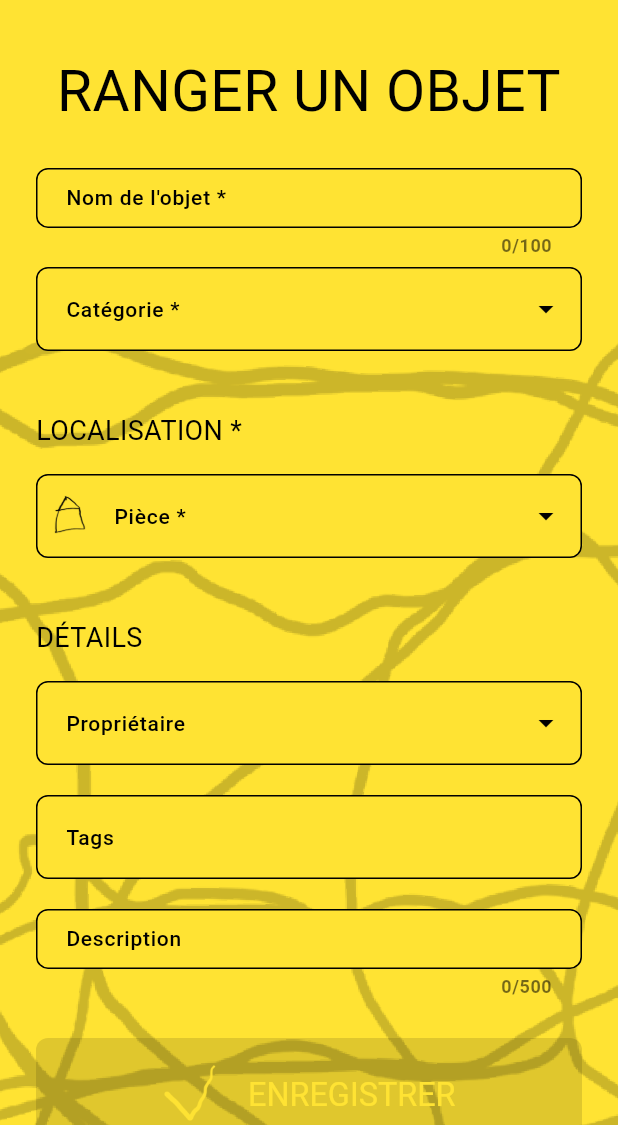
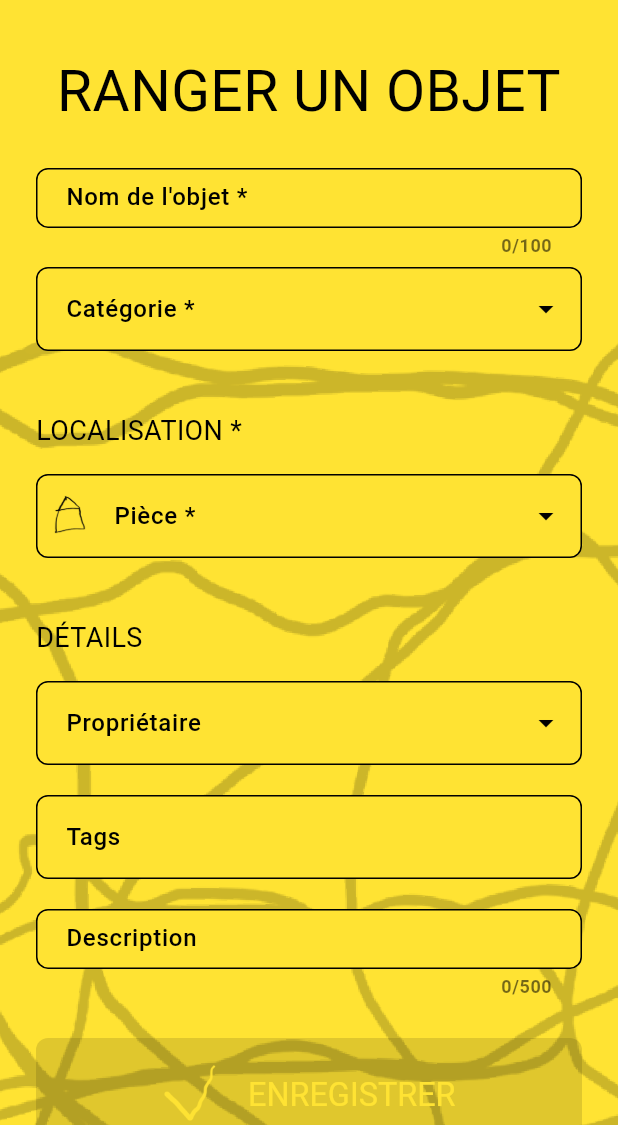
Before and after one commit to florianleux/scrountch, a Flutter app: the ItemFormScreen screen opened directly, on a phone screen of 412 x 824 dp, the part 111-1236 px from its top. Run offline on Flutter 3.47's test engine with Material 3 defaults, Android fonts, the phone set to English and light mode, and no system bars; our stand-ins replace cloud_firestore, csv, file_picker, firebase_auth, firebase_core, permission_handler; accounts and stored records are empty; generated files the repository leaves out were written again; network calls fail; Roboto replaces fonts that are missing (Chivo, DelaGothicOne).

Commit message:
feat: unify font sizes for all input elements
🎯 TYPOGRAPHY UNIFICATION:
- Create inputUnifiedFontSize constant (16px)
- All labels, hints, and values now use the same 16px font size
- Maintain aliases for backward compatibility

🔧 CHANGES APPLIED:
- UnifiedTheme: Add inputUnifiedFontSize = 16px
- Update inputDecorationTheme with unified sizes
- CustomDropdown: Use unified font size for all text
- CustomIconDropdown: Consistent typography
- TagInputField: Unified label font size
- textFieldStyle: Updated to use unified size

✨ BENEFITS:
- Perfect visual consistency across all inputs
- Labels and values are now the same size (16px)
- Hint texts align with content text
- Professional and harmonious typography
- Easier maintenance with single font size constant

Note: Chip labels (14px) and counters (12px) remain different
as they serve different UI purposes.

```diff
--- a/lib/theme/unified_theme.dart
+++ b/lib/theme/unified_theme.dart
@@ -44,7 +44,7 @@ class UnifiedTheme {
   static const TextStyle textFieldStyle = TextStyle(
     fontFamily: bodyFont,
     color: textBlack,
-    fontSize: inputFontSize,
+    fontSize: inputUnifiedFontSize,
     fontWeight: FontWeight.normal,
   );
 
@@ -80,10 +80,14 @@ class UnifiedTheme {
 
   // =================== INPUT STANDARDIZATION ===================
   static const double inputHeight = 56.0; // Hauteur standardisée pour tous les inputs
-  static const double inputFontSize = 16.0; // Taille de police standardisée
-  static const double inputLabelFontSize = 14.0; // Taille de police des labels
+  static const double inputUnifiedFontSize = 16.0; // Taille de police UNIFIÉE pour labels, hints, values
   static const double inputIconSize = 24.0; // Taille des icônes dans les inputs
   static const EdgeInsets inputContentPadding = EdgeInsets.symmetric(vertical: 16.0, horizontal: 16.0);
+
+  // Aliases pour clarté (tous identiques maintenant)
+  static const double inputFontSize = inputUnifiedFontSize; // Valeurs des champs
+  static const double inputLabelFontSize = inputUnifiedFontSize; // Labels
+  static const double inputHintFontSize = inputUnifiedFontSize; // Hint texts
 
   // =================== STYLES DE BOUTONS ===================
   static ButtonStyle get primaryButtonStyle => ElevatedButton.styleFrom(
@@ -126,13 +130,13 @@ class UnifiedTheme {
         contentPadding: inputContentPadding,
         labelStyle: const TextStyle(
           fontFamily: bodyFont,
-          fontSize: inputLabelFontSize,
+          fontSize: inputUnifiedFontSize,
           fontWeight: FontWeight.w500,
           color: textBlack,
         ),
         hintStyle: const TextStyle(
           fontFamily: bodyFont,
-          fontSize: inputFontSize,
+          fontSize: inputUnifiedFontSize,
           fontWeight: FontWeight.w300,
           color: textBlack,
         ),
--- a/lib/widgets/custom_dropdown.dart
+++ b/lib/widgets/custom_dropdown.dart
@@ -36,14 +36,14 @@ class CustomDropdown<T> extends StatelessWidget {
         style: TextStyle(
           color: UnifiedTheme.textBlack,
           fontWeight: FontWeight.w500,
-          fontSize: fontSize ?? UnifiedTheme.inputFontSize,
+          fontSize: fontSize ?? UnifiedTheme.inputUnifiedFontSize,
         ),
         iconEnabledColor: UnifiedTheme.textBlack,
         dropdownColor: UnifiedTheme.primaryYellow,
         decoration: InputDecoration(
           labelText: isRequired ? '$labelText *' : labelText,
           labelStyle: const TextStyle(
-            fontSize: UnifiedTheme.inputLabelFontSize,
+            fontSize: UnifiedTheme.inputUnifiedFontSize,
             color: UnifiedTheme.textBlack,
             fontWeight: FontWeight.w500,
           ),
@@ -97,14 +97,14 @@ class CustomIconDropdown<T> extends StatelessWidget {
         style: TextStyle(
           color: UnifiedTheme.textBlack,
           fontWeight: FontWeight.w500,
-          fontSize: fontSize ?? UnifiedTheme.inputFontSize,
+          fontSize: fontSize ?? UnifiedTheme.inputUnifiedFontSize,
         ),
         iconEnabledColor: UnifiedTheme.textBlack,
         dropdownColor: UnifiedTheme.primaryYellow,
         decoration: InputDecoration(
           labelText: isRequired ? '$labelText *' : labelText,
           labelStyle: const TextStyle(
-            fontSize: UnifiedTheme.inputLabelFontSize,
+            fontSize: UnifiedTheme.inputUnifiedFontSize,
             color: UnifiedTheme.textBlack,
             fontWeight: FontWeight.w500,
           ),
--- a/lib/widgets/tag_input_field.dart
+++ b/lib/widgets/tag_input_field.dart
@@ -82,7 +82,7 @@ class _TagInputFieldState extends State<TagInputField> {
             decoration: InputDecoration(
               labelText: widget.labelText,
               labelStyle: const TextStyle(
-                fontSize: UnifiedTheme.inputLabelFontSize,
+                fontSize: UnifiedTheme.inputUnifiedFontSize,
                 color: UnifiedTheme.textBlack,
                 fontWeight: FontWeight.w500,
               ),
```
